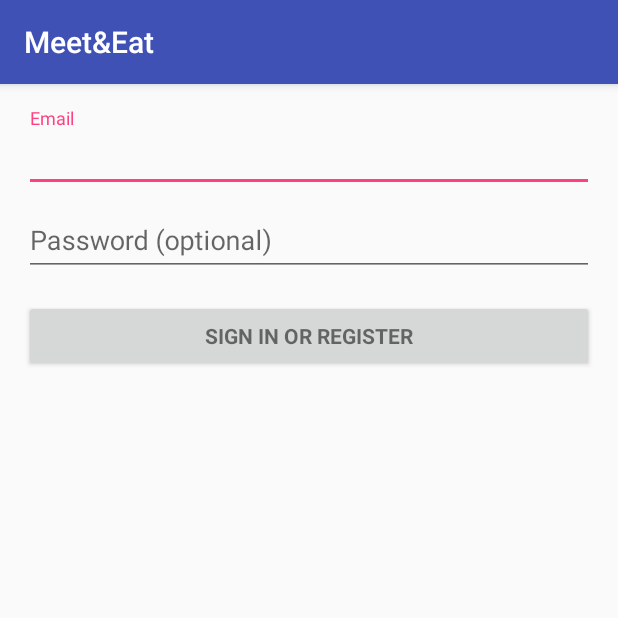
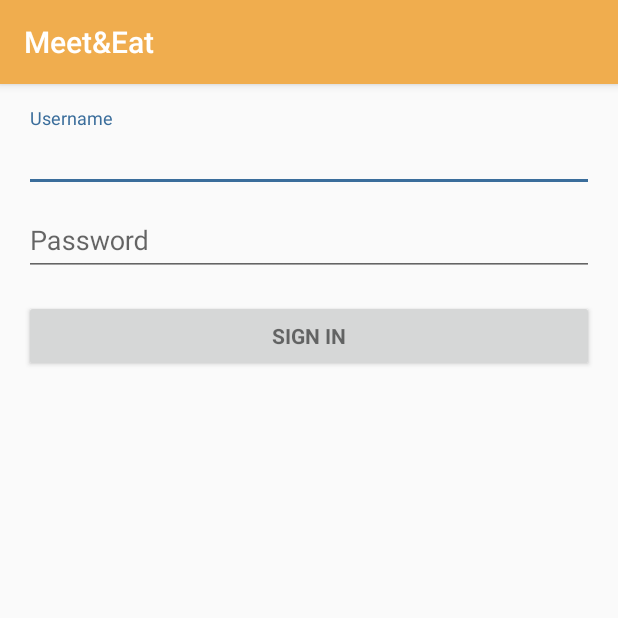
Before and after one commit to gerasp/MeetAndEat, an Android app: the screen it shows after launch (LoginActivity), on a phone screen of 412 x 824 dp, the top half of it. Run offline under Robolectric (Android 15) with nearby library versions, the phone set to English and light mode, and no system bars; 2 statements that could not run were skipped.

Commit message:
Login activity and launcher icon

```diff
--- a/app/src/main/AndroidManifest.xml
+++ b/app/src/main/AndroidManifest.xml
@@ -15,7 +15,7 @@
         android:supportsRtl="true"
         android:theme="@style/AppTheme">
         <activity
-            android:name=".LoginActivity"
+            android:name=".presentation.LoginActivity"
             android:label="@string/app_name">
             <intent-filter>
                 <action android:name="android.intent.action.MAIN" />
--- a/app/src/main/java/net/gerardomedina/meeteat/LoginActivity.java
+++ b/app/src/main/java/net/gerardomedina/meeteat/presentation/LoginActivity.java
@@ -1,4 +1,4 @@
-package net.gerardomedina.meeteat;
+package net.gerardomedina.meeteat.presentation;
 
 import android.animation.Animator;
 import android.animation.AnimatorListenerAdapter;
@@ -28,6 +28,8 @@ import android.widget.AutoCompleteTextView;
 import android.widget.Button;
 import android.widget.EditText;
 import android.widget.TextView;
+
+import net.gerardomedina.meeteat.R;
 
 import java.util.ArrayList;
 import java.util.List;
--- a/app/src/main/res/layout/activity_login.xml
+++ b/app/src/main/res/layout/activity_login.xml
@@ -8,7 +8,7 @@
     android:paddingLeft="@dimen/activity_horizontal_margin"
     android:paddingRight="@dimen/activity_horizontal_margin"
     android:paddingTop="@dimen/activity_vertical_margin"
-    tools:context="net.gerardomedina.meeteat.LoginActivity">
+    tools:context="net.gerardomedina.meeteat.presentation.LoginActivity">
 
     <!-- Login progress -->
     <ProgressBar
@@ -38,7 +38,7 @@
                     android:id="@+id/email"
                     android:layout_width="match_parent"
                     android:layout_height="wrap_content"
-                    android:hint="@string/prompt_email"
+                    android:hint="@string/prompt_username"
                     android:inputType="textEmailAddress"
                     android:maxLines="1"
                     android:singleLine="true" />
@@ -55,7 +55,7 @@
                     android:layout_height="wrap_content"
                     android:hint="@string/prompt_password"
                     android:imeActionId="@+id/login"
-                    android:imeActionLabel="@string/action_sign_in_short"
+                    android:imeActionLabel="@string/action_sign_in"
                     android:imeOptions="actionUnspecified"
                     android:inputType="textPassword"
                     android:maxLines="1"
--- a/app/src/main/res/values/colors.xml
+++ b/app/src/main/res/values/colors.xml
@@ -1,6 +1,6 @@
 <?xml version="1.0" encoding="utf-8"?>
 <resources>
-    <color name="colorPrimary">#3F51B5</color>
-    <color name="colorPrimaryDark">#303F9F</color>
-    <color name="colorAccent">#FF4081</color>
+    <color name="colorPrimary">#f0ad4e</color>
+    <color name="colorPrimaryDark">#DE9226</color>
+    <color name="colorAccent">#3A6D9B</color>
 </resources>
--- a/app/src/main/res/values/strings.xml
+++ b/app/src/main/res/values/strings.xml
@@ -2,15 +2,15 @@
     <string name="app_name">Meet&amp;Eat</string>
 
     <!-- Strings related to login -->
-    <string name="prompt_email">Email</string>
-    <string name="prompt_password">Password (optional)</string>
-    <string name="action_sign_in">Sign in or register</string>
-    <string name="action_sign_in_short">Sign in</string>
-    <string name="error_invalid_email">This email address is invalid</string>
+    <string name="prompt_username">Username</string>
+    <string name="prompt_password">Password</string>
+    <string name="action_sign_in">Sign in</string>
+    <string name="action_sign_up">Sign up</string>
+    <string name="error_invalid_username">This username is invalid</string>
     <string name="error_invalid_password">This password is too short</string>
     <string name="error_incorrect_password">This password is incorrect</string>
     <string name="error_field_required">This field is required</string>
-    <string name="permission_rationale">"Contacts permissions are needed for providing email
-        completions."
-    </string>
+
+
+
 </resources>
```
Also changed, not shown: app/src/main/ic_launcher-web.png (added), app/src/main/ic_launcher_round-web.png (added), app/src/main/res/mipmap-hdpi/ic_launcher.png, app/src/main/res/mipmap-hdpi/ic_launcher_round.png, app/src/main/res/mipmap-mdpi/ic_launcher.png, app/src/main/res/mipmap-mdpi/ic_launcher_round.png, app/src/main/res/mipmap-xhdpi/ic_launcher.png, app/src/main/res/mipmap-xhdpi/ic_launcher_round.png, app/src/main/res/mipmap-xxhdpi/ic_launcher.png, app/src/main/res/mipmap-xxhdpi/ic_launcher_round.png, app/src/main/res/mipmap-xxxhdpi/ic_launcher.png, app/src/main/res/mipmap-xxxhdpi/ic_launcher_round.png.
